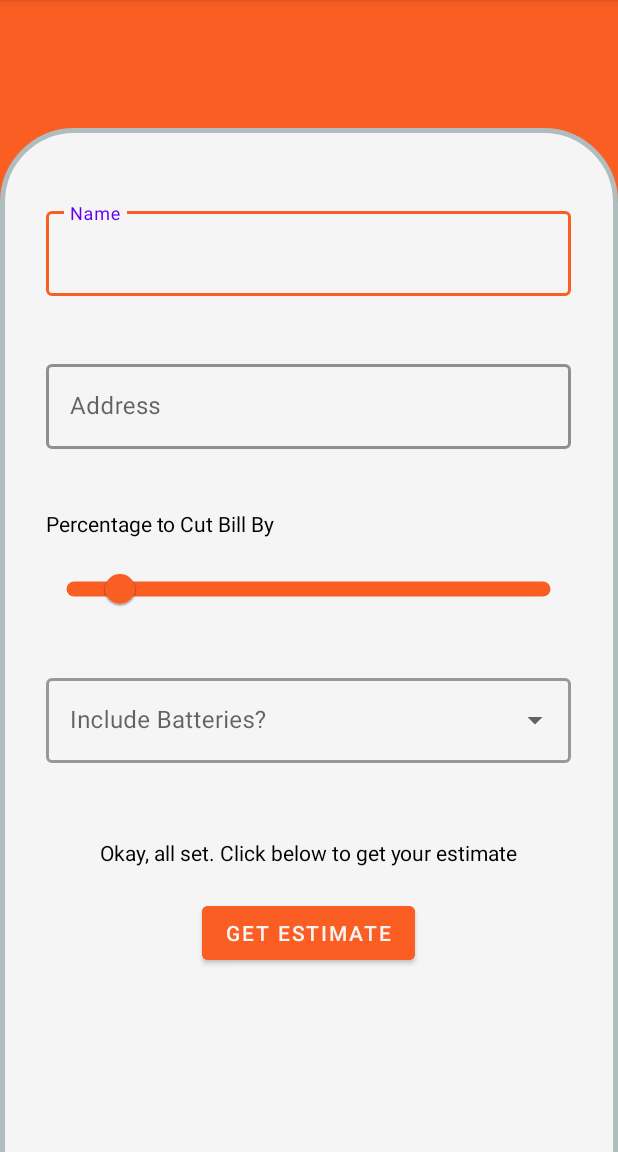
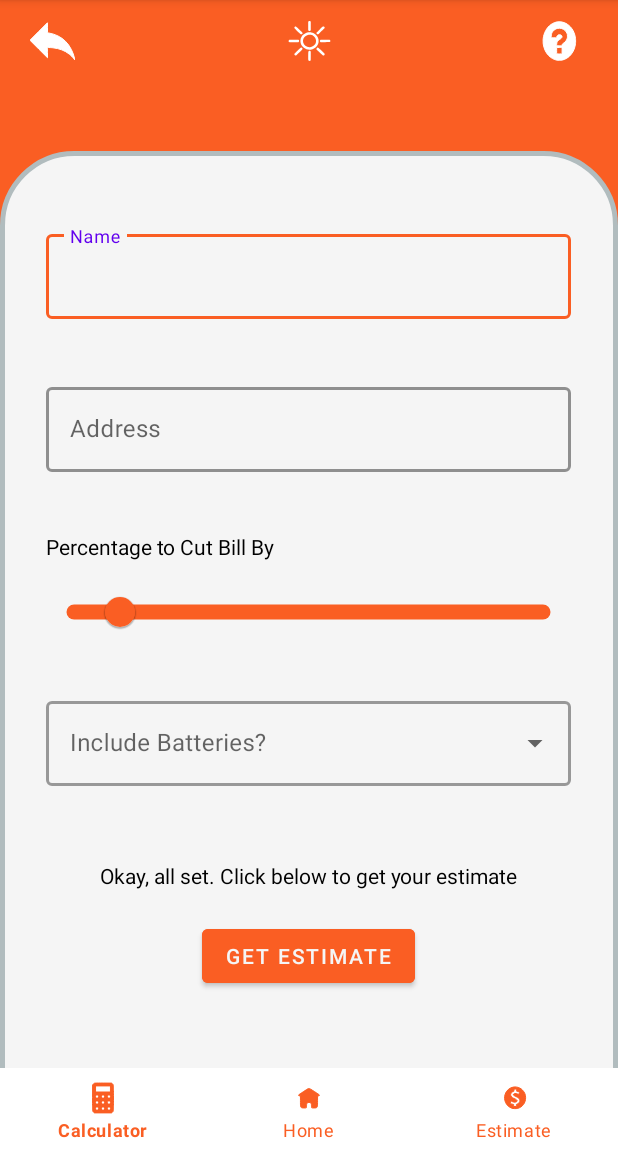
Before and after one commit to ro-neil/solcalc, an Android app: the CalculatorActivity screen opened directly, with no data from a screen before it, on a phone screen of 412 x 824 dp, the part 84-1236 px from its top. Run offline under Robolectric (Android 15) with nearby library versions, the phone set to English and light mode, and no system bars; 2 statements that could not run were skipped.

Commit message:
Added Landing Screen and Navigation Bars

```diff
--- /dev/null
+++ b/app/src/main/res/drawable/ic_arrow.xml
@@ -0,0 +1,10 @@
+<vector xmlns:android="http://schemas.android.com/apk/res/android"
+    android:width="512dp"
+    android:height="512dp"
+    android:viewportWidth="512"
+    android:viewportHeight="512">
+  <path
+      android:pathData="M99.2,142.2l-99.2,99.3 99.5,99.5 99.5,99.5 0,-58.3c0,-45.9 0.3,-58.2 1.3,-58.2 11.6,0.1 49.6,2.4 60.2,3.5 75.5,8.4 134.6,31.2 185.6,71.6 13.6,10.8 42.2,39.6 52.9,53.3 14.4,18.4 13.3,18.3 9.5,1.6 -9,-39.6 -21.2,-73.5 -38.5,-108 -18.5,-36.6 -39.4,-65.6 -67,-93.1 -49.7,-49.3 -113.4,-80.7 -191,-94.3l-12.5,-2.2 -0.5,-56.7 -0.5,-56.7 -99.3,99.2z"
+      android:fillColor="@color/white"
+      android:strokeColor="@color/white"/>
+</vector>
--- /dev/null
+++ b/app/src/main/res/drawable/ic_calculator.xml
@@ -0,0 +1,10 @@
+<vector xmlns:android="http://schemas.android.com/apk/res/android"
+    android:width="225dp"
+    android:height="225dp"
+    android:viewportWidth="225"
+    android:viewportHeight="225">
+  <path
+      android:pathData="M57.2,21.1c-2.6,1.3 -5.5,3.9 -7,6.2l-2.7,4.1 -0.3,79.9c-0.2,79.9 -0.2,80 1.9,84.4 1.3,2.7 3.7,5.5 6.2,7.1l4.1,2.7 53.1,-0 53.1,-0 4.1,-2.7c2.4,-1.6 4.9,-4.4 6.2,-7 2.1,-4.4 2.1,-5 2.1,-83.3 0,-78.3 0,-78.9 -2.1,-83.3 -1.3,-2.6 -3.8,-5.4 -6.2,-7l-4.1,-2.7 -52,-0.3c-51.6,-0.2 -52.1,-0.2 -56.4,1.9zM159,56l0,19 -46.5,-0 -46.5,-0 0,-19 0,-19 46.5,-0 46.5,-0 0,19zM84.8,103.2l-0.3,9.3 -9.2,0.3 -9.3,0.3 0,-9.6 0,-9.5 9.5,-0 9.6,-0 -0.3,9.2zM122,103.5l0,9.5 -9.5,-0 -9.5,-0 0,-9.5 0,-9.5 9.5,-0 9.5,-0 0,9.5zM159,103.5l0,9.6 -9.2,-0.3 -9.3,-0.3 -0.3,-9.3 -0.3,-9.2 9.6,-0 9.5,-0 0,9.5zM84.8,140.7l0.3,9.3 -9.6,-0 -9.5,-0 0,-9.5 0,-9.6 9.3,0.3 9.2,0.3 0.3,9.2zM122,140.5l0,9.5 -9.5,-0 -9.5,-0 0,-9.5 0,-9.5 9.5,-0 9.5,-0 0,9.5zM159,140.5l0,9.5 -9.5,-0 -9.5,-0 0,-8.8c0,-4.9 0.3,-9.2 0.7,-9.5 0.3,-0.4 4.6,-0.7 9.5,-0.7l8.8,-0 0,9.5zM84.8,178.2l-0.3,9.3 -9.2,0.3 -9.3,0.3 0,-9.6 0,-9.5 9.5,-0 9.6,-0 -0.3,9.2zM122,178.5l0,9.5 -9.5,-0 -9.5,-0 0,-9.5 0,-9.5 9.5,-0 9.5,-0 0,9.5zM159,178.5l0,9.6 -9.2,-0.3 -9.3,-0.3 -0.3,-9.3 -0.3,-9.2 9.6,-0 9.5,-0 0,9.5z"
+      android:fillColor="@color/orange"
+      android:strokeColor="@color/orange"/>
+</vector>
--- /dev/null
+++ b/app/src/main/res/drawable/ic_home.xml
@@ -0,0 +1,10 @@
+<vector xmlns:android="http://schemas.android.com/apk/res/android"
+    android:width="225dp"
+    android:height="225dp"
+    android:viewportWidth="225"
+    android:viewportHeight="225">
+  <path
+      android:pathData="M107.9,53.8c-4.9,2.3 -59.2,37.8 -59.9,39.3 -1.2,2.2 -0.3,4.7 2.2,6 1.5,0.8 2.7,0.6 5.4,-1l3.4,-2 0,33.5c0,36.2 0.2,37.5 5.4,42.4 2.6,2.4 3.5,2.5 16.2,2.8 9.1,0.2 14,-0 14.9,-0.8 0.9,-0.8 1.4,-4.5 1.7,-13 0.3,-12.8 1.1,-14.9 7.2,-19.4 3.8,-2.9 12.4,-2.9 16.2,-0 6.1,4.5 6.9,6.6 7.2,19.4 0.3,8.5 0.8,12.2 1.7,13 0.9,0.8 5.8,1 14.9,0.8 12.7,-0.3 13.6,-0.4 16.2,-2.8 5.2,-4.9 5.4,-6.2 5.4,-42.4l0,-33.5 3.4,2c2.7,1.6 3.9,1.8 5.4,1 2.5,-1.4 3.4,-3.8 2.2,-6 -0.5,-1 -14.1,-10.3 -30.2,-20.6 -23.3,-15 -30.1,-18.9 -33.3,-19.1 -2.2,-0.2 -4.7,-0 -5.6,0.4z"
+      android:fillColor="@color/orange"
+      android:strokeColor="@color/orange"/>
+</vector>
--- /dev/null
+++ b/app/src/main/res/drawable/ic_money.xml
@@ -0,0 +1,10 @@
+<vector xmlns:android="http://schemas.android.com/apk/res/android"
+    android:width="225dp"
+    android:height="225dp"
+    android:viewportWidth="225"
+    android:viewportHeight="225">
+  <path
+      android:pathData="M102.3,44.1c-23.6,3.9 -44.3,22.4 -51.8,46.2 -11.2,35.3 6.8,72.6 41.3,85.5 9,3.4 27.5,4.2 37.1,1.7 29.9,-7.7 50.1,-34.7 50.1,-66.4 0,-19.5 -6.2,-34.3 -20,-48.2 -7,-7.1 -10,-9.4 -17,-12.7 -13.2,-6.3 -26.3,-8.3 -39.7,-6.1zM123,63.4l0,6.5 5.4,1.5c3,0.9 7.6,2.5 10.1,3.6l4.6,2 -4,5.9c-2.3,3.3 -4.5,6.2 -5,6.5 -0.5,0.4 -2.5,-0.3 -4.4,-1.4 -5.1,-3 -14.4,-4.4 -19.6,-3 -4.6,1.2 -8.1,4.1 -8.1,6.6 0,2.9 5.8,7.1 15.7,11.3 18.5,7.9 24.4,13.7 25.1,24.6 0.3,4.8 0,7 -1.7,10.2 -2.6,5.2 -10.1,11.8 -15.4,13.6l-4.2,1.4 -0.3,6.6 -0.3,6.7 -8.4,-0 -8.5,-0 0,-6.4 0,-6.4 -3.7,-0.7c-5.1,-0.9 -13.4,-4.2 -16.2,-6.4l-2.4,-1.8 3.8,-6.2c2.1,-3.3 3.9,-6.1 4,-6.1 0.2,-0 2.5,1.1 5.2,2.5 13.7,7.1 31.3,4.3 31.3,-4.9 0,-3.3 -6.1,-8.4 -13.8,-11.6 -11.7,-4.9 -15,-6.8 -19.9,-11.3 -5.2,-4.8 -7.3,-8.9 -7.3,-14.4 0.1,-8.3 7.5,-17.6 16.4,-20.6l4.1,-1.4 0.3,-6.6 0.3,-6.7 8.4,-0 8.5,-0 0,6.4z"
+      android:fillColor="@color/orange"
+      android:strokeColor="@color/orange"/>
+</vector>
--- /dev/null
+++ b/app/src/main/res/drawable/ic_questionmark.xml
@@ -0,0 +1,10 @@
+<vector xmlns:android="http://schemas.android.com/apk/res/android"
+    android:width="900dp"
+    android:height="600dp"
+    android:viewportWidth="900"
+    android:viewportHeight="600">
+  <path
+      android:pathData="M423,38.1c-76.4,6.8 -148,50.1 -190.5,115.4 -22.6,34.6 -35.3,69.9 -40.1,111.3 -2,16.8 -1.4,53.2 1.1,68.7 9.5,60 40.2,115.7 84.8,154.1 39.4,33.9 83.2,54 134.2,61.6 14,2 59,1.7 73.5,-0.6 57.9,-9 106.2,-34.1 147.3,-76.3 37.7,-38.9 62.2,-89.7 69.8,-145.3 2,-14.4 1.7,-53.6 -0.4,-68.5 -4.6,-31.3 -13.2,-57.8 -27.3,-84.4 -36.5,-69 -104.1,-119 -179.1,-132.5 -24.3,-4.4 -49.3,-5.6 -73.3,-3.5zM478.7,125.8c26.8,5.8 47.2,15.9 63.9,31.5 11,10.3 18.7,20.4 24.4,32.1 7.4,15.3 8.4,20.2 8.5,39.6 0,18.8 -1.2,24.9 -7.5,38.6 -4.8,10.3 -9.3,17.4 -16.9,26.2 -8.5,9.9 -17.2,16.6 -33.5,25.7 -19.7,11 -24.4,15.8 -26.7,26.7 -1.4,6.4 -3.3,10.4 -5.4,11.2 -0.9,0.3 -18.2,0.6 -38.5,0.6l-36.9,-0 -2.3,-3.3c-2,-2.8 -2.3,-4.6 -2.6,-13.7 -0.6,-18 3.5,-31.2 13.6,-43.5 6.3,-7.7 13,-12.9 26.7,-20.3 23.9,-13.1 28,-15.8 35,-22.7 7.7,-7.6 9.5,-11.4 9.5,-19.9 0,-5.7 -1.7,-9.3 -6.5,-13.5 -4.6,-4 -11.3,-7.4 -20.3,-10.1 -5.8,-1.8 -9.1,-2.1 -16.9,-1.8 -8.5,0.3 -10.7,0.7 -16.3,3.4 -11.2,5.3 -23.1,18.1 -24.6,26.5 -0.3,1.9 -1,4.7 -1.6,6.2 -2.1,5.5 -3.3,5.7 -43.1,5.7l-36.3,-0 -2.5,-3.3c-2.3,-3 -2.4,-3.9 -2.3,-17.2 0.2,-28.2 8.6,-48.3 29.1,-69.2 18.2,-18.5 43.7,-31.3 72.7,-36.3 14.8,-2.6 43.4,-2.2 57.3,0.8zM485.7,382c5.1,3.1 5.5,5.7 5.1,43.2l-0.3,33.8 -3.3,3.2 -3.2,3.3 -33.8,0.3c-37.5,0.4 -40.1,0.1 -43.2,-5.1 -1.9,-3 -2,-5.3 -2,-38.6l0,-35.3 3.4,-3.4 3.4,-3.4 35.4,-0c33.2,-0 35.5,0.1 38.5,2z"
+      android:fillColor="@color/white"
+      android:strokeColor="@color/white"/>
+</vector>
--- /dev/null
+++ b/app/src/main/res/drawable/ic_sun.xml
@@ -0,0 +1,42 @@
+<vector xmlns:android="http://schemas.android.com/apk/res/android"
+    android:width="860dp"
+    android:height="900dp"
+    android:viewportWidth="860"
+    android:viewportHeight="900">
+  <path
+      android:pathData="M422.8,40.9c-4.5,1.5 -9.3,4.8 -13.7,9.6l-4.1,4.5 0,84.9 0,85 5.7,6.7c6.6,7.8 11.4,10.4 19.3,10.4 7.6,-0 12.6,-2.6 18.8,-9.7l5.2,-6.1 0,-86.5 0,-86.5 -5.2,-4.7c-2.8,-2.5 -6.5,-5.3 -8.2,-6.2 -3.5,-1.8 -13.9,-2.6 -17.8,-1.4z"
+      android:fillColor="@color/white"
+      android:strokeColor="#00000000"/>
+  <path
+      android:pathData="M155.6,151.5c-8.5,3 -15.6,13.5 -15.6,23.2 0,5.1 0.2,5.5 7.7,14.4 10.7,12.8 66.2,69.4 96.9,99 16.9,16.3 22.3,19.5 30.8,18.5 12.7,-1.6 21.8,-11.6 21.9,-24 0.1,-4.5 -0.5,-7.2 -1.7,-9 -9.8,-15.1 -101.6,-107.4 -120,-120.8 -3.3,-2.4 -4.8,-2.8 -10,-2.8 -3.4,0.1 -7.8,0.7 -10,1.5z"
+      android:fillColor="@color/white"
+      android:strokeColor="#00000000"/>
+  <path
+      android:pathData="M685.3,152.1c-6.3,3.1 -22.5,18.3 -60.3,56.5 -35.6,36.1 -55.4,57.1 -59.8,63.7 -5.1,7.7 -2.6,20.5 5.6,27.9 4.1,3.7 12,6.8 17.2,6.8 5.4,-0 12.9,-5.1 27.2,-18.7 22.5,-21.4 82.5,-81.8 91.6,-92.3 8.2,-9.4 14.2,-19.3 14.2,-23.4 0,-3.7 -5.6,-14 -9.3,-17.3 -6.1,-5.3 -18.9,-6.9 -26.4,-3.2z"
+      android:fillColor="@color/white"
+      android:strokeColor="#00000000"/>
+  <path
+      android:pathData="M413,266c-22.2,1.7 -37.8,6.2 -59.5,17 -18.7,9.3 -30.4,17.8 -46,33.5 -15.7,15.7 -24.2,27.4 -33.4,46 -7.2,14.5 -9.6,20.8 -13.1,34.2 -6.7,25.9 -6.7,59.2 0,85.2 22.1,86.5 103.7,142.1 191.7,130.6 51.1,-6.7 94.9,-34.1 122.7,-76.8 7.1,-10.9 17.4,-32.2 21.4,-44.4 6.1,-18.4 6.7,-23.3 6.7,-51.8 -0.1,-23.1 -0.3,-27.1 -2.3,-36.2 -14.8,-67.8 -71.3,-123.4 -137,-134.8 -8.1,-1.4 -34.9,-3.7 -39.7,-3.3 -1.1,-0 -6.3,0.4 -11.5,0.8zM455.5,317.1c23.1,4.7 42.7,15.2 60.7,32.7 19.3,18.7 32.3,43.1 36.9,69.2 1.8,9.9 1.5,33.3 -0.4,44.1 -4.3,24.1 -15.2,44 -34.9,63.8 -23.8,24.1 -48.4,35.1 -81.8,36.8 -61.7,3.1 -114.7,-37.8 -127.8,-98.7 -6,-27.6 -2.7,-54.4 9.7,-79.5 19.4,-39.2 55.7,-65.1 98.9,-70.5 9.5,-1.2 27,-0.3 38.7,2.1z"
+      android:fillColor="@color/white"
+      android:strokeColor="#00000000"/>
+  <path
+      android:pathData="M52.8,415.9c-7.5,0.5 -9.2,1 -12.9,3.6 -2.6,1.8 -5.3,5 -6.8,8 -5,9.7 -2.5,25.4 4.9,30.7 5.4,3.9 9.9,4.1 96.4,4.5l83.9,0.4 4.4,-4.3c6.9,-6.7 8.7,-10.9 8.8,-20.3 0,-12.6 -4.3,-18.7 -15.3,-21.6 -3.5,-0.9 -23.8,-1.3 -79.7,-1.4 -41.2,-0.1 -78.9,0.1 -83.7,0.4z"
+      android:fillColor="@color/white"
+      android:strokeColor="#00000000"/>
+  <path
+      android:pathData="M648.9,416c-13.4,1.3 -21.7,10.8 -20.7,23.7 0.5,7.4 2.6,11.5 8.8,18.1l5.1,5.4 85.2,-0.5c55.7,-0.3 86.6,-0.8 89.2,-1.5 8.5,-2.3 14.5,-13.3 13.2,-24.2 -0.8,-6.7 -3.6,-11.7 -9.6,-17.3l-5,-4.7 -79.8,0.1c-43.9,0.1 -82.8,0.5 -86.4,0.9z"
+      android:fillColor="@color/white"
+      android:strokeColor="#00000000"/>
+  <path
+      android:pathData="M577.5,573.4c-9.8,4.6 -13.5,11.1 -14.3,25.1l-0.4,9 52.3,52c56.9,56.5 67.7,66.5 74.4,69.1 8.3,3.1 18.1,-0.6 25.4,-9.6 10,-12.4 8.2,-20.2 -9.1,-39 -13.8,-15.1 -78.8,-79.4 -95.1,-94 -17,-15.4 -22.8,-17.5 -33.2,-12.6z"
+      android:fillColor="@color/white"
+      android:strokeColor="#00000000"/>
+  <path
+      android:pathData="M263.1,574.7c-6.6,3.6 -33.6,28.9 -68.6,64.5 -30.3,30.7 -49.8,51.7 -52.3,56.3 -2.4,4.5 -2.2,15 0.5,20 5.9,11.3 18.8,17.1 28.4,12.7 6.5,-2.9 12.1,-8.1 63.8,-59.5 61.8,-61.6 63.9,-64 62.8,-73.8 -1.1,-9.2 -6.5,-16.4 -15.2,-20.5 -6.9,-3.3 -12.9,-3.1 -19.4,0.3z"
+      android:fillColor="@color/white"
+      android:strokeColor="#00000000"/>
+  <path
+      android:pathData="M418.9,640.2c-8.3,4.3 -10.4,8.3 -11.9,22.3 -1.4,13.3 -1.4,140.4 0,152.7 1.5,13.1 3.8,17.4 11.4,21.3 8.3,4.2 14.9,4.1 23.3,-0.4 9.7,-5.2 10.4,-6.3 11.4,-18.3 0.4,-5.7 0.8,-45.7 0.9,-88.9l0,-78.6 -5,-4.7c-10,-9.4 -19,-11 -30.1,-5.4z"
+      android:fillColor="@color/white"
+      android:strokeColor="#00000000"/>
+</vector>
--- a/app/src/main/res/layout/activity_calculator.xml
+++ b/app/src/main/res/layout/activity_calculator.xml
@@ -7,10 +7,63 @@
     tools:context=".CalculatorActivity"
     android:background="@color/orange">
 
+    <Toolbar
+        android:id="@+id/toolbar"
+        android:layout_width="match_parent"
+        android:layout_height="wrap_content"
+        app:layout_constraintStart_toStartOf="parent"
+        app:layout_constraintTop_toTopOf="parent">
+
+        <ImageButton
+            android:layout_width="30dp"
+            android:layout_height="30dp"
+            android:layout_gravity="start"
+            android:layout_marginStart="20dp"
+            android:contentDescription=""
+            android:background="@drawable/ic_arrow" />
+
+        <ImageButton
+            android:layout_width="30dp"
+            android:layout_height="30dp"
+            android:layout_gravity="center"
+            android:contentDescription=""
+            android:background="@drawable/ic_sun" />
+
+        <ImageButton
+            android:layout_width="38dp"
+            android:layout_height="30dp"
+            android:layout_gravity="end"
+            android:layout_marginEnd="20dp"
+            android:contentDescription=""
+            android:background="@drawable/ic_questionmark" />
+
+    </Toolbar>
+
     <LinearLayout
         android:layout_width="match_parent"
+        android:layout_height="100dp"
+        android:orientation="vertical"
+        app:layout_constraintEnd_toStartOf="parent"
+        app:layout_constraintTop_toTopOf="parent">
+
+        <TextView
+            android:layout_width="wrap_content"
+            android:layout_height="wrap_content"
+            android:layout_gravity="center"
+            android:layout_marginTop="50dp"
+            android:textColor="@color/white"
+            android:textSize="25sp"
+            android:textStyle="bold"
+            tools:text="Calculator" />
+
+    </LinearLayout>
+
+
+    <LinearLayout
+        android:id="@+id/linearLayout"
+        android:layout_width="match_parent"
         android:layout_height="707dp"
-        android:layout_marginTop="110dp"
+        android:layout_marginTop="140dp"
         android:background="@drawable/layout_bg"
         android:orientation="vertical"
         app:layout_constraintBottom_toBottomOf="parent"
@@ -34,9 +87,9 @@
             <com.google.android.material.textfield.TextInputEditText
                 android:id="@+id/client_name"
                 android:layout_width="350dp"
+                android:layout_height="wrap_content"
                 android:layout_gravity="center"
-                android:layout_marginBottom="10dp"
-                android:layout_height="wrap_content"/>
+                android:layout_marginBottom="10dp" />
 
         </com.google.android.material.textfield.TextInputLayout>
 
@@ -50,15 +103,15 @@
             android:hint="@string/c_addr"
             android:hintTextColor="@color/black"
             android:visibility="visible"
-            app:boxStrokeWidth="1.8dp"
-            app:boxStrokeColor="@color/orange">
+            app:boxStrokeColor="@color/orange"
+            app:boxStrokeWidth="1.8dp">
 
             <com.google.android.material.textfield.TextInputEditText
                 android:id="@+id/client_addr"
                 android:layout_width="350dp"
+                android:layout_height="wrap_content"
                 android:layout_gravity="center"
-                android:layout_marginBottom="10dp"
-                android:layout_height="wrap_content"/>
+                android:layout_marginBottom="10dp" />
 
         </com.google.android.material.textfield.TextInputLayout>
 
@@ -68,22 +121,22 @@
             android:layout_gravity="center"
             android:layout_marginTop="30dp"
             android:text="@string/percent_cut"
-            android:textColor="@color/black"/>
+            android:textColor="@color/black" />
 
         <com.google.android.material.slider.Slider
             android:id="@+id/billCut"
             android:layout_width="350dp"
             android:layout_height="wrap_content"
             android:layout_gravity="center"
+            android:layout_marginTop="10dp"
+            android:stepSize="10"
             android:value="10"
             android:valueFrom="0"
             android:valueTo="100"
-            android:stepSize="10"
-            android:layout_marginTop="10dp"
+            app:thumbColor="@color/orange"
+            app:tickVisible="false"
             app:trackColor="@color/orange"
-            app:trackHeight="10dp"
-            app:tickVisible="false"
-            app:thumbColor="@color/orange"/>
+            app:trackHeight="10dp" />
 
         <com.google.android.material.textfield.TextInputLayout
             android:id="@+id/if_batteries"
@@ -108,17 +161,34 @@
             android:layout_marginTop="50dp"
             android:text="@string/click_below"
             android:textAlignment="center"
-            android:textColor="@color/black"></TextView>
+            android:textColor="@color/black"/>
 
         <Button
             android:id="@+id/get_estimate"
             android:layout_width="wrap_content"
             android:layout_height="wrap_content"
-            android:text="@string/get_estimate"
             android:layout_gravity="center"
             android:layout_marginTop="20dp"
             android:backgroundTint="@color/orange"
-            android:textColor="@color/cultured"/>
+            android:text="@string/get_estimate"
+            android:textColor="@color/cultured" />
+
+    </LinearLayout>
+
+    <LinearLayout
+        android:layout_width="match_parent"
+        android:layout_height="wrap_content"
+        android:orientation="vertical"
+        app:layout_constraintBottom_toBottomOf="parent"
+        app:layout_constraintEnd_toEndOf="parent">
+
+        <com.google.android.material.bottomnavigation.BottomNavigationView
+            android:id="@+id/bottom_navigation"
+            android:layout_width="match_parent"
+            android:layout_height="wrap_content"
+            app:menu="@menu/navbar"
+            app:itemIconTint="@color/orange"
+            app:itemTextColor="@color/orange"/>
 
     </LinearLayout>
 
--- /dev/null
+++ b/app/src/main/res/menu/navbar.xml
@@ -0,0 +1,18 @@
+<?xml version="1.0" encoding="utf-8"?>
+    <menu xmlns:android="http://schemas.android.com/apk/res/android">
+        <item
+            android:id="@+id/calculator_icon"
+            android:enabled="true"
+            android:icon="@drawable/ic_calculator"
+            android:title="Calculator" />
+        <item
+            android:id="@+id/home_icon"
+            android:enabled="true"
+            android:icon="@drawable/ic_home"
+            android:title="Home"/>
+        <item
+            android:id="@+id/money_icon"
+            android:enabled="true"
+            android:icon="@drawable/ic_money"
+            android:title="Estimate"/>
+    </menu>
```
Also changed, not shown: app/src/main/res/drawable/ic_wave.xml (added, +9 -0 lines), app/src/main/res/drawable/landing_bg.xml (added, +10 -0 lines), app/src/main/res/layout/activity_landing_screen.xml (added, +110 -0 lines).
